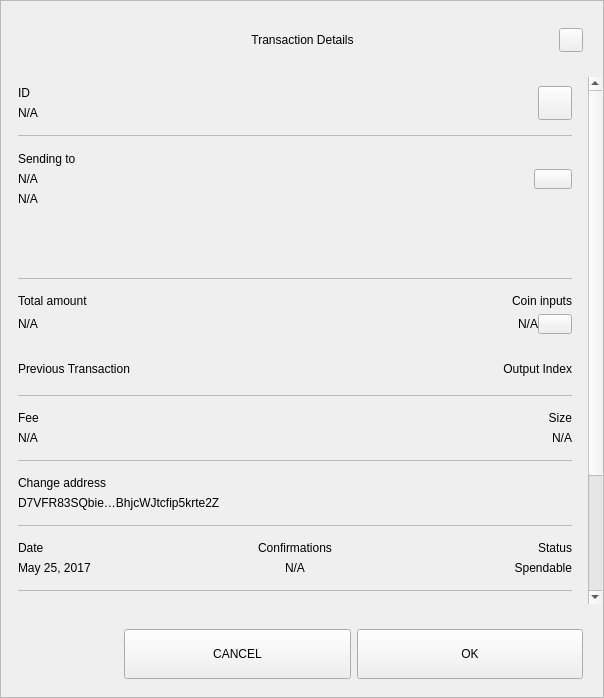
This is src/qt/pivx/forms/sendconfirmdialog.ui in Liquid369/blank as Qt 5 draws it before an edit. The edited form follows.
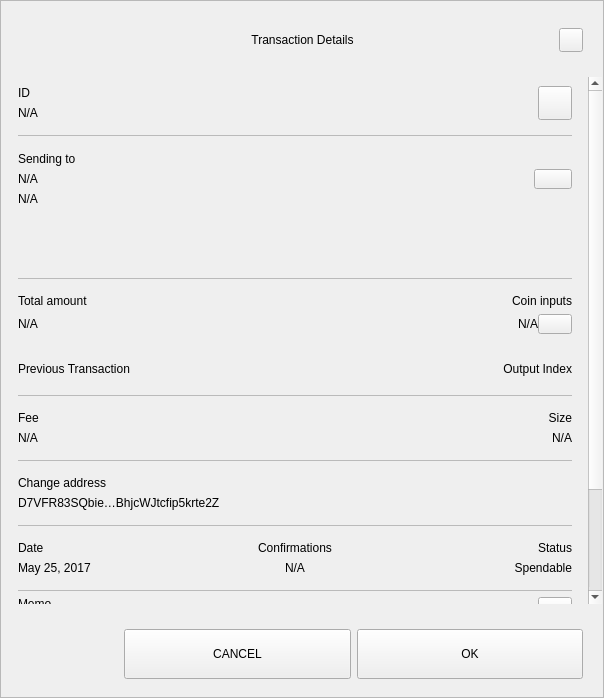
This is the edited form.

Commit message: [GUI] Adjust tx detail dialog size to the added memo container. So it doesn't show a large empty space at the bottom when there is no memo.

The edit to the form file:
```diff
--- a/src/qt/pivx/forms/sendconfirmdialog.ui
+++ b/src/qt/pivx/forms/sendconfirmdialog.ui
@@ -181,7 +181,7 @@
         <property name="minimumSize">
          <size>
           <width>0</width>
-          <height>0</height>
+          <height>450</height>
          </size>
         </property>
         <layout class="QVBoxLayout" name="verticalLayout_4">
@@ -217,9 +217,9 @@
             <property name="geometry">
              <rect>
               <x>0</x>
-              <y>-217</y>
+              <y>0</y>
               <width>586</width>
-              <height>737</height>
+              <height>700</height>
              </rect>
             </property>
             <property name="autoFillBackground">
@@ -931,17 +931,20 @@
                 <item>
                  <widget class="QWidget" name="contentMemo" native="true">
                   <layout class="QVBoxLayout" name="contentMemo_layout">
+                   <property name="spacing">
+                    <number>0</number>
+                   </property>
                    <property name="leftMargin">
                     <number>0</number>
                    </property>
                    <property name="topMargin">
-                    <number>9</number>
+                    <number>0</number>
                    </property>
                    <property name="rightMargin">
                     <number>0</number>
                    </property>
                    <property name="bottomMargin">
-                    <number>9</number>
+                    <number>0</number>
                    </property>
                    <item>
                     <layout class="QHBoxLayout" name="horizontalLayout_2">
```
The commit also changes 2 other files.
